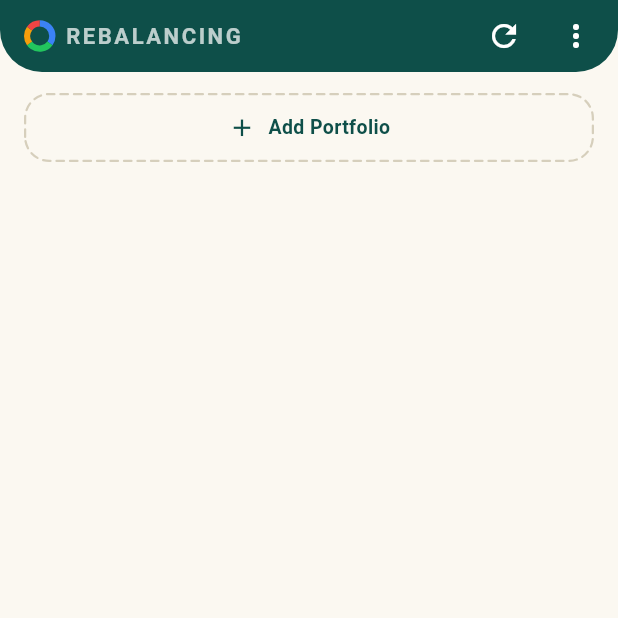
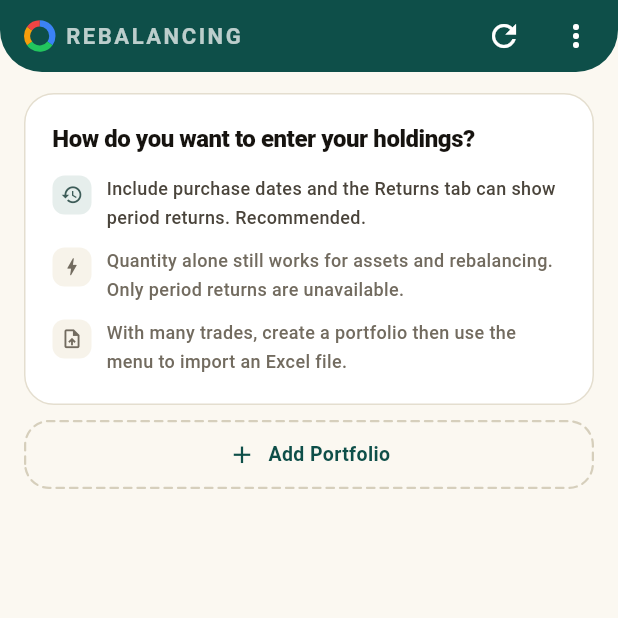
Before and after one commit to halladin00-commits/rebalancing_app, a Flutter app: the PortfolioListScreen screen opened directly, on a phone screen of 412 x 824 dp, the top half of it. Run offline on Flutter 3.47's test engine with Material 3 defaults, Android fonts, the phone set to English and light mode, and no system bars; our stand-ins replace file_picker, flutter_local_notifications, flutter_timezone, google_mobile_ads, in_app_review, screenshot and 3 more; missing offline and left inert: excel, image_gallery_saver_plus; accounts and stored records are empty; network calls fail; Roboto replaces fonts that are missing (Pretendard).

Commit message:
feat(assets): 첫 진입 안내 (시안 v17d)
포트폴리오가 하나도 없을 때 점선 `포트폴리오 추가` 카드만 덩그러니 있었다.
무엇을 어떻게 넣어야 하는지, 넣는 방식에 따라 뭐가 달라지는지 알 수 없었다.

`보유 종목을 어떻게 넣으시겠어요?` + 세 줄:
- **매수 일자까지 넣으면 결산 탭에서 기간별 손익이 나옵니다** (권장 · 강조)
- 수량만 넣어도 자산·리밸런싱은 그대로 된다. 결산 기간 손익만 안 나온다
- 거래가 많으면 ⋮ 메뉴에서 엑셀로 한 번에

시안과 다르게 한 것: 시안은 `파일` / `직접 기록` / `보유만` 세 갈래 버튼인데,
뒤의 둘은 이 앱에서 **같은 화면으로 간다** — 매수 일자를 챙기느냐 마느냐의
차이일 뿐 별도 모드가 아니다. 똑같이 동작하는 버튼 두 개를 두면 거짓말이므로
갈림길 대신 그 차이를 한 번 알려주는 쪽으로 바꿨다.

이 안내는 결산 제외(거래 기록 없는 종목이 계산에서 빠지는 것) 문제를
**생기기 전에** 막는 자리이기도 하다.

Co-Authored-By: Claude Opus 5 <noreply@anthropic.com>

```diff
--- a/lib/l10n/app_en.arb
+++ b/lib/l10n/app_en.arb
@@ -1,4 +1,8 @@
 {
+  "firstRunTitle": "How do you want to enter your holdings?",
+  "firstRunWithDates": "Include purchase dates and the Returns tab can show period returns. Recommended.",
+  "firstRunQuickOnly": "Quantity alone still works for assets and rebalancing. Only period returns are unavailable.",
+  "firstRunUpload": "With many trades, create a portfolio then use the menu to import an Excel file.",
   "settlementCannotCompute": "Could not fetch prices to compute this",
   "settlementNoHoldings": "No holdings in this period",
   "targetWeightsTitle": "Target weights",
--- a/lib/l10n/app_ko.arb
+++ b/lib/l10n/app_ko.arb
@@ -1,4 +1,8 @@
 {
+  "firstRunTitle": "보유 종목을 어떻게 넣으시겠어요?",
+  "firstRunWithDates": "매수 일자까지 넣으면 결산 탭에서 기간별 손익이 나옵니다. 권장합니다.",
+  "firstRunQuickOnly": "수량만 빠르게 넣어도 자산·리밸런싱은 그대로 됩니다. 결산의 기간 손익만 안 나옵니다.",
+  "firstRunUpload": "거래가 많으면 포트폴리오를 만든 뒤 ⋮ 메뉴에서 엑셀로 한 번에 올릴 수 있습니다.",
   "settlementCannotCompute": "시세를 받지 못해 계산할 수 없습니다",
   "settlementNoHoldings": "이 기간에 보유한 종목이 없습니다",
   "targetWeightsTitle": "목표 비중 설정",
--- a/lib/l10n/app_localizations.dart
+++ b/lib/l10n/app_localizations.dart
@@ -98,6 +98,30 @@ abstract class AppLocalizations {
     Locale('ko')
   ];
 
+  /// No description provided for @firstRunTitle.
+  ///
+  /// In ko, this message translates to:
+  /// **'보유 종목을 어떻게 넣으시겠어요?'**
+  String get firstRunTitle;
+
+  /// No description provided for @firstRunWithDates.
+  ///
+  /// In ko, this message translates to:
+  /// **'매수 일자까지 넣으면 결산 탭에서 기간별 손익이 나옵니다. 권장합니다.'**
+  String get firstRunWithDates;
+
+  /// No description provided for @firstRunQuickOnly.
+  ///
+  /// In ko, this message translates to:
+  /// **'수량만 빠르게 넣어도 자산·리밸런싱은 그대로 됩니다. 결산의 기간 손익만 안 나옵니다.'**
+  String get firstRunQuickOnly;
+
+  /// No description provided for @firstRunUpload.
+  ///
+  /// In ko, this message translates to:
+  /// **'거래가 많으면 포트폴리오를 만든 뒤 ⋮ 메뉴에서 엑셀로 한 번에 올릴 수 있습니다.'**
+  String get firstRunUpload;
+
   /// No description provided for @settlementCannotCompute.
   ///
   /// In ko, this message translates to:
--- a/lib/l10n/app_localizations_en.dart
+++ b/lib/l10n/app_localizations_en.dart
@@ -7,6 +7,21 @@ import 'app_localizations.dart';
 /// The translations for English (`en`).
 class AppLocalizationsEn extends AppLocalizations {
   AppLocalizationsEn([String locale = 'en']) : super(locale);
+
+  @override
+  String get firstRunTitle => 'How do you want to enter your holdings?';
+
+  @override
+  String get firstRunWithDates =>
+      'Include purchase dates and the Returns tab can show period returns. Recommended.';
+
+  @override
+  String get firstRunQuickOnly =>
+      'Quantity alone still works for assets and rebalancing. Only period returns are unavailable.';
+
+  @override
+  String get firstRunUpload =>
+      'With many trades, create a portfolio then use the menu to import an Excel file.';
 
   @override
   String get settlementCannotCompute =>
--- a/lib/l10n/app_localizations_ko.dart
+++ b/lib/l10n/app_localizations_ko.dart
@@ -7,6 +7,19 @@ import 'app_localizations.dart';
 /// The translations for Korean (`ko`).
 class AppLocalizationsKo extends AppLocalizations {
   AppLocalizationsKo([String locale = 'ko']) : super(locale);
+
+  @override
+  String get firstRunTitle => '보유 종목을 어떻게 넣으시겠어요?';
+
+  @override
+  String get firstRunWithDates => '매수 일자까지 넣으면 결산 탭에서 기간별 손익이 나옵니다. 권장합니다.';
+
+  @override
+  String get firstRunQuickOnly =>
+      '수량만 빠르게 넣어도 자산·리밸런싱은 그대로 됩니다. 결산의 기간 손익만 안 나옵니다.';
+
+  @override
+  String get firstRunUpload => '거래가 많으면 포트폴리오를 만든 뒤 ⋮ 메뉴에서 엑셀로 한 번에 올릴 수 있습니다.';
 
   @override
   String get settlementCannotCompute => '시세를 받지 못해 계산할 수 없습니다';
--- a/lib/screens/portfolio_list_screen.dart
+++ b/lib/screens/portfolio_list_screen.dart
@@ -712,7 +712,8 @@ class PortfolioListScreenState extends State<PortfolioListScreen> {
                                   const SizedBox(height: 10),
                                   _buildPortfolioCard(context, portfolios),
                                   const SizedBox(height: 10),
-                                ],
+                                ] else
+                                  _buildFirstRun(context),
                                 _buildAddCard(context),
                               ],
                             ),
@@ -1212,6 +1213,68 @@ class PortfolioListScreenState extends State<PortfolioListScreen> {
     );
   }
 
+  /// 첫 진입 안내 (시안 v17d).
+  ///
+  /// 시안은 `파일 올리기` / `직접 거래 기록` / `보유 현황만` 세 갈래인데,
+  /// 뒤의 둘은 이 앱에서 **같은 화면으로 간다** — 종목을 넣을 때 매수 일자를
+  /// 챙기느냐 마느냐의 차이일 뿐 별도 모드가 아니다. 버튼 두 개가 똑같이
+  /// 동작하면 거짓말이므로, 갈림길 대신 **그 차이를 한 번 알려주는** 쪽으로 뒀다.
+  Widget _buildFirstRun(BuildContext context) {
+    final l10n = context.l10n;
+    return Container(
+      margin: const EdgeInsets.only(bottom: 10),
+      padding: const EdgeInsets.fromLTRB(18, 18, 18, 18),
+      decoration: BoxDecoration(
+        color: context.cardBg,
+        borderRadius: BorderRadius.circular(DS.cardRadius),
+        border: Border.all(color: context.cardBorder),
+      ),
+      child: Column(crossAxisAlignment: CrossAxisAlignment.start, children: [
+        Text(l10n.firstRunTitle,
+            style: TextStyle(
+                fontSize: 16,
+                fontWeight: FontWeight.w800,
+                letterSpacing: -0.3,
+                height: 1.4,
+                color: context.textPrimary)),
+        const SizedBox(height: 14),
+        _firstRunPoint(context, Icons.history, l10n.firstRunWithDates,
+            highlight: true),
+        const SizedBox(height: 10),
+        _firstRunPoint(context, Icons.bolt, l10n.firstRunQuickOnly),
+        const SizedBox(height: 10),
+        _firstRunPoint(context, Icons.upload_file, l10n.firstRunUpload),
+      ]),
+    );
+  }
+
+  Widget _firstRunPoint(BuildContext context, IconData icon, String text,
+      {bool highlight = false}) {
+    return Row(crossAxisAlignment: CrossAxisAlignment.start, children: [
+      Container(
+        width: 26,
+        height: 26,
+        alignment: Alignment.center,
+        decoration: BoxDecoration(
+          color: highlight ? context.brandTint : context.subtleFill,
+          borderRadius: BorderRadius.circular(8),
+        ),
+        child: Icon(icon,
+            size: 15,
+            color: highlight ? context.brandOnLight : context.textSecondary),
+      ),
+      const SizedBox(width: 10),
+      Expanded(
+        child: Text(text,
+            style: TextStyle(
+                fontSize: 12,
+                fontWeight: FontWeight.w500,
+                height: 1.55,
+                color: highlight ? context.textStrong : context.textSecondary)),
+      ),
+    ]);
+  }
+
   Widget _buildAddCard(BuildContext context) {
     return InkWell(
       onTap: () => _showCreateDialog(context),
```
